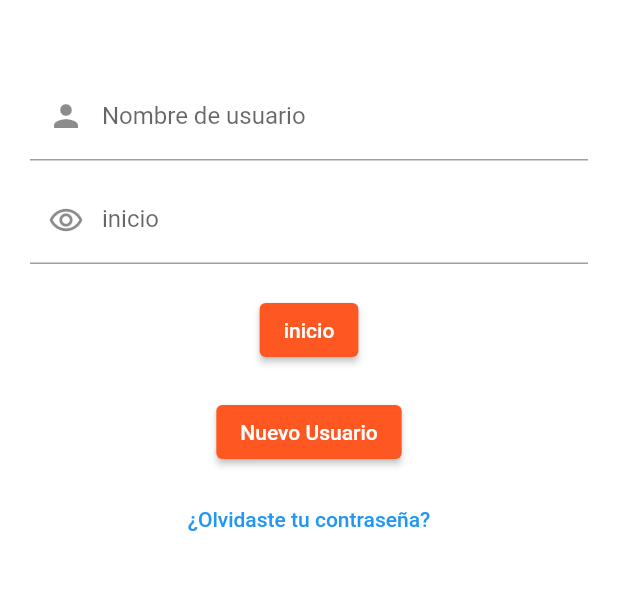
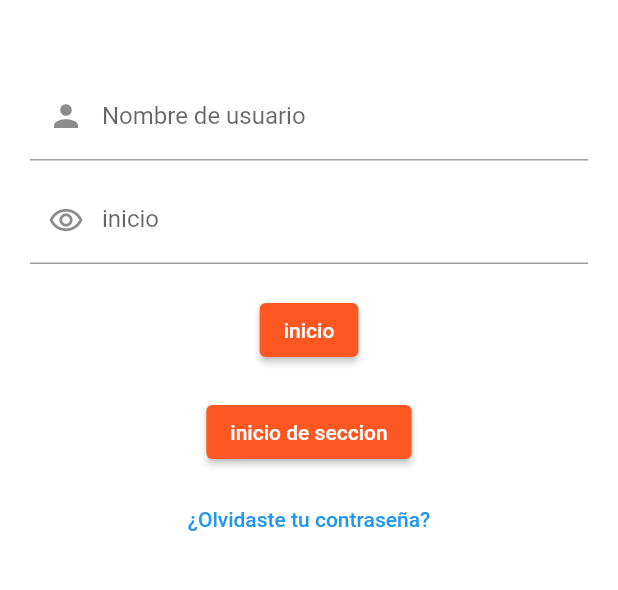
Before and after one commit to CLAUDYMEJIA/final-geoglamour, a Flutter app: the screen it shows after launch, in the side drawer, after a tap on "Cerrar sesión", on a phone screen of 412 x 824 dp, the part 570-1160 px from its top. Run offline on Flutter 3.47's test engine with Material 2 defaults, Android fonts, the phone set to English and light mode, and no system bars; our stand-ins replace google_maps_flutter.

Commit message:
lourdes6 cambio

```diff
--- a/lib/login.dart
+++ b/lib/login.dart
@@ -97,7 +97,7 @@ class LoginScreen extends StatelessWidget {
                 backgroundColor: MaterialStateProperty.all<Color>(
                     Colors.deepOrange), // Cambia el color aquí
               ),
-              child: Text('Nuevo Usuario',
+              child: Text('inicio de seccion',
                   style: TextStyle(
                       color: Colors
                           .white)), // Cambia el color del texto si es necesario
```
